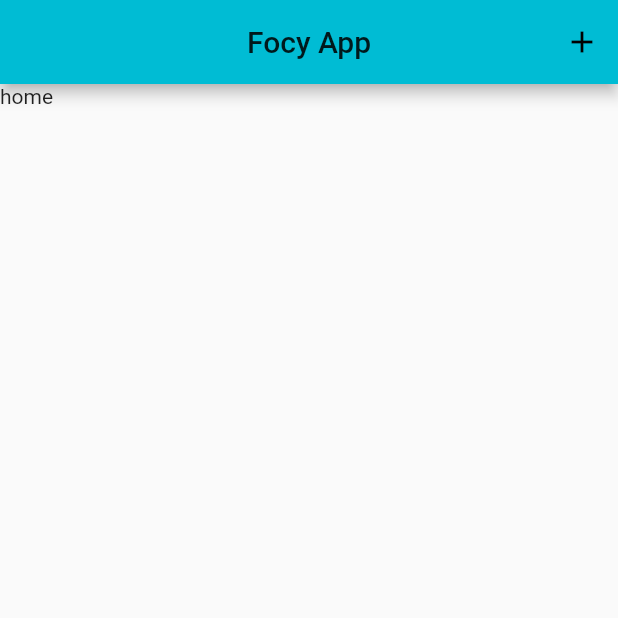
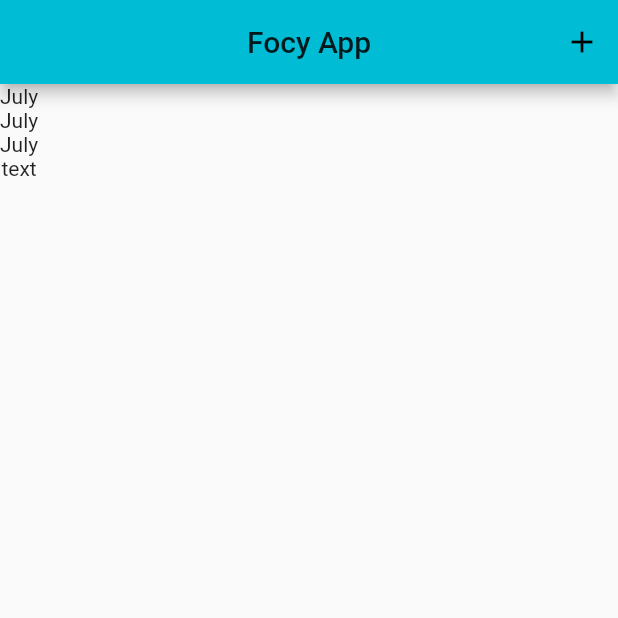
Before and after one commit to z7workbench/focyapp, a Flutter app: the screen it shows after launch, on a phone screen of 412 x 824 dp, the top half of it. Run offline on Flutter 3.47's test engine with Material 2 defaults, Android fonts, the phone set to English and light mode, and no system bars; our stand-ins replace sqflite; accounts and stored records are empty.

Commit message:
#ui #action Routes, CI and some ui
- Route for AddPage
- Github Action
- HomePage

```diff
--- a/lib/main.dart
+++ b/lib/main.dart
@@ -17,10 +17,6 @@ class MyApp extends StatelessWidget {
         primarySwatch: Colors.cyan,
       ),
       home: MainPage(title: 'Focy App'),
-      routes: <String, WidgetBuilder>{
-        '/home': (BuildContext context) => MainPage(),
-        '/add': (BuildContext context) => AddPage(),
-      },
     );
   }
 }
@@ -60,7 +56,12 @@ class _MainPageState extends State<MainPage> {
             IconButton(
               icon: Icon(Icons.add),
               onPressed: () {
-                Navigator.pushNamed(context, "/add");
+                Navigator.push(
+                    context,
+                    MaterialPageRoute(
+                        builder: (context) => AddPage(
+                              themeColor: colors[current],
+                            )));
               },
             )
           ],
--- a/lib/ui/home_page.dart
+++ b/lib/ui/home_page.dart
@@ -1,15 +1,30 @@
 import 'package:flutter/material.dart';
-import 'package:flutter/widgets.dart';
 
-class HomePage extends StatefulWidget{
+class HomePage extends StatefulWidget {
+  HomePage({Key key, this.themeColor}) : super(key: key);
+  Color themeColor;
+
   @override
-  State createState() => HomeStage();
+  State createState() => HomeStage(themeColor: themeColor);
 }
 
 class HomeStage extends State<HomePage> {
+  HomeStage({this.themeColor}) : super();
+  Color themeColor;
 
   @override
-  Widget build(BuildContext context) => Scaffold (
-    body: Text("home"),
-  );
+  Widget build(BuildContext context) => Theme(
+      data: ThemeData(
+          primarySwatch: themeColor,
+          iconTheme: IconThemeData(color: themeColor)),
+      child: Scaffold(
+        body: Column(
+          children: <Widget>[
+            Text("July"),
+            Text("July"),
+            Text("July"),
+            Text("text")
+          ],
+        ),
+      ));
 }
```
Also changed, not shown: lib/ui/add_page.dart (+18 -9 lines), 1 other file.
